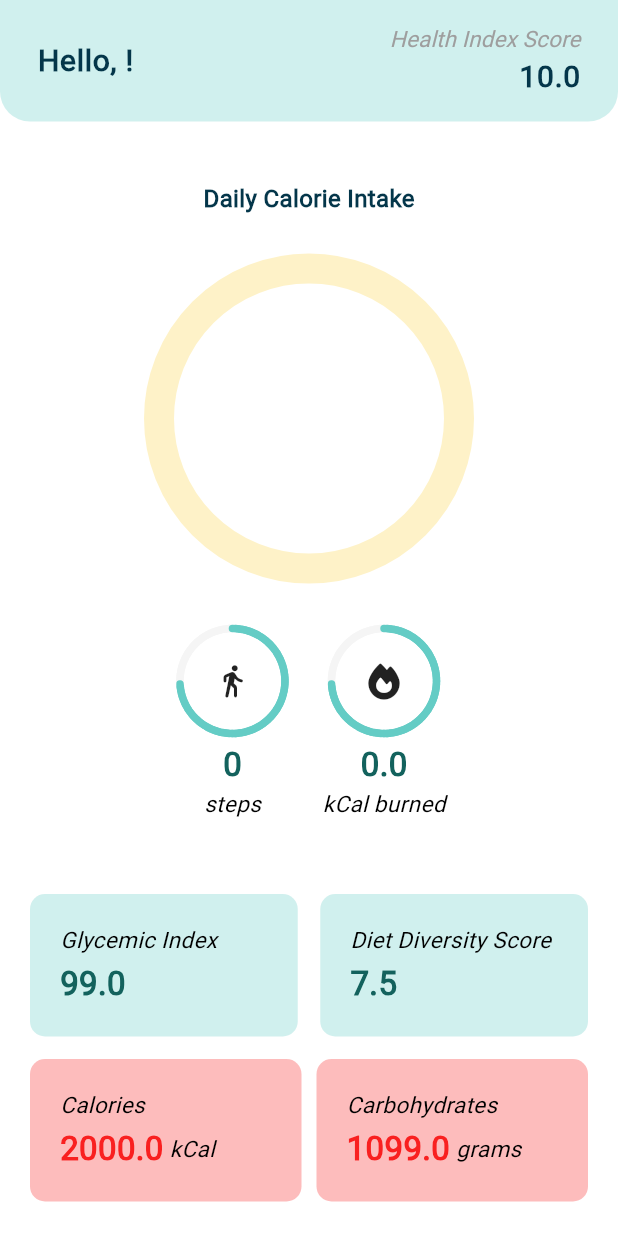
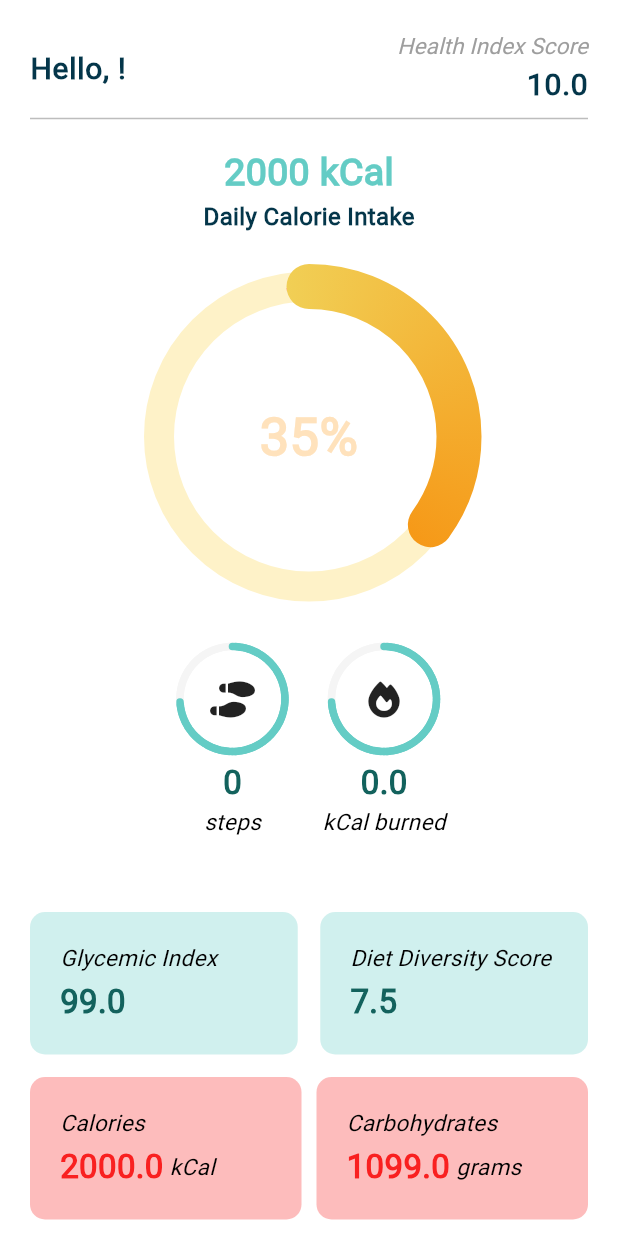
Before and after one commit to lbsomoson/diabuddy, a Flutter app: the DashboardScreen screen opened directly, on a phone screen of 412 x 824 dp. Run offline on Flutter 3.47's test engine with Material 3 defaults, Android fonts, the phone set to English and light mode, and no system bars; drawn by our look-alikes of simple_circular_progress_bar, step_progress_indicator; our stand-ins replace cloud_firestore, connectivity_plus, equatable, firebase_auth, firebase_core, fl_chart and 14 more; missing offline and left inert: flutter_tesseract_ocr, gtext, pytorch_lite, vertical_weight_slider, wheel_slider; accounts and stored records are empty; project files that could hold a hidden picture were left out.

Commit message:
style: fix layout

```diff
--- a/lib/screens/dashboard_screen.dart
+++ b/lib/screens/dashboard_screen.dart
@@ -129,14 +129,6 @@ class _DashboardScreenState extends State<DashboardScreen> {
     List<String> nameParts = user!.displayName!.split(' ');
     String firstName = nameParts.isNotEmpty ? nameParts.first : '';
 
-    // change the status bar color
-    SystemChrome.setSystemUIOverlayStyle(
-      const SystemUiOverlayStyle(
-        statusBarColor: Color.fromRGBO(100, 204, 197, 0.3),
-        statusBarIconBrightness: Brightness.dark,
-      ),
-    );
-
     return Scaffold(
       resizeToAvoidBottomInset: false,
       // floatingActionButton: FloatingActionButton(
@@ -149,16 +141,11 @@ class _DashboardScreenState extends State<DashboardScreen> {
       // ),
       body: SingleChildScrollView(
         child: SafeArea(
+          child: Padding(
+            padding: const EdgeInsets.all(20.0),
             child: Column(
               children: [
-              Container(
-                padding: const EdgeInsets.symmetric(horizontal: 25, vertical: 15),
-                decoration: const BoxDecoration(
-                  color: Color.fromRGBO(100, 204, 197, 0.3),
-                  borderRadius:
-                      BorderRadius.only(bottomLeft: Radius.circular(20.0), bottomRight: Radius.circular(20.0)),
-                ),
-                child: Row(
+                Row(
                   mainAxisAlignment: MainAxisAlignment.spaceBetween,
                   children: [
                     TextWidget(text: "Hello, $firstName!", style: 'bodyLarge'),
@@ -171,12 +158,18 @@ class _DashboardScreenState extends State<DashboardScreen> {
                     )
                   ],
                 ),
+                Divider(
+                  color: Colors.grey[400],
                 ),
-              Padding(
-                padding: const EdgeInsets.all(20.0),
-                child: Column(
-                  children: [
-                    const SizedBox(height: 20),
+                const SizedBox(height: 10),
+                Text(
+                  "2000 kCal",
+                  style: TextStyle(
+                    fontSize: 25,
+                    fontWeight: FontWeight.w900,
+                    color: Theme.of(context).primaryColor,
+                  ),
+                ),
                 const Text(
                   "Daily Calorie Intake",
                   style: TextStyle(
@@ -185,14 +178,6 @@ class _DashboardScreenState extends State<DashboardScreen> {
                     color: Color.fromRGBO(4, 54, 74, 1),
                   ),
                 ),
-                    // const Text(
-                    //   "2000 cal",
-                    //   style: TextStyle(
-                    //     fontSize: 20,
-                    //     fontWeight: FontWeight.w900,
-                    //     color: Color.fromRGBO(247, 139, 8, 1),
-                    //   ),
-                    // ),
                 Container(
                   padding: const EdgeInsets.all(35),
                   decoration: const BoxDecoration(shape: BoxShape.circle, color: Colors.white),
@@ -218,9 +203,7 @@ class _DashboardScreenState extends State<DashboardScreen> {
                           selectedStepSize: 5,
                           unselectedStepSize: 5,
                           roundedCap: (_, __) => true,
-                              child: const Icon(
-                                Icons.directions_walk_rounded,
-                              ),
+                          child: const Icon(FontAwesomeIcons.shoePrints),
                         ),
                         Text(_steps,
                             style: const TextStyle(
@@ -298,8 +281,6 @@ class _DashboardScreenState extends State<DashboardScreen> {
               ],
             ),
           ),
-            ],
-          ),
         ),
       ),
     );
--- a/lib/widgets/semi_circle_progressbar.dart
+++ b/lib/widgets/semi_circle_progressbar.dart
@@ -17,7 +17,8 @@ class _CircleProgressIndicatorState extends State<CircleProgressIndicator> {
   @override
   void initState() {
     super.initState();
-    valueNotifier = ValueNotifier(0.0);
+    valueNotifier = ValueNotifier(35);
+    keyForRepaint++;
   }
 
   @override
@@ -31,11 +32,6 @@ class _CircleProgressIndicatorState extends State<CircleProgressIndicator> {
     return RepaintBoundary(
       child: GestureDetector(
         key: ValueKey(keyForRepaint),
-        onTap: () {
-          valueNotifier.value = 100.0;
-          keyForRepaint++;
-          setState(() {});
-        },
         child: Column(
           children: [
             Row(
--- a/pubspec.yaml
+++ b/pubspec.yaml
@@ -49,6 +49,7 @@ dependencies:
   pytorch_lite: ^4.3.0
   flutter_tesseract_ocr: ^0.4.27
   step_progress_indicator: ^1.0.2
+  # animated_segmented_tab_control: ^2.0.0
 
 flutter_launcher_icons:
   android: "launcher_icon"
```
Also changed, not shown: lib/screens/camera.dart (+7 -5 lines), lib/screens/meal_tracker.dart (+12 -6 lines), lib/screens/medications_history.dart (+8 -9 lines). Lines whose indentation alone changed are shown as unchanged.
